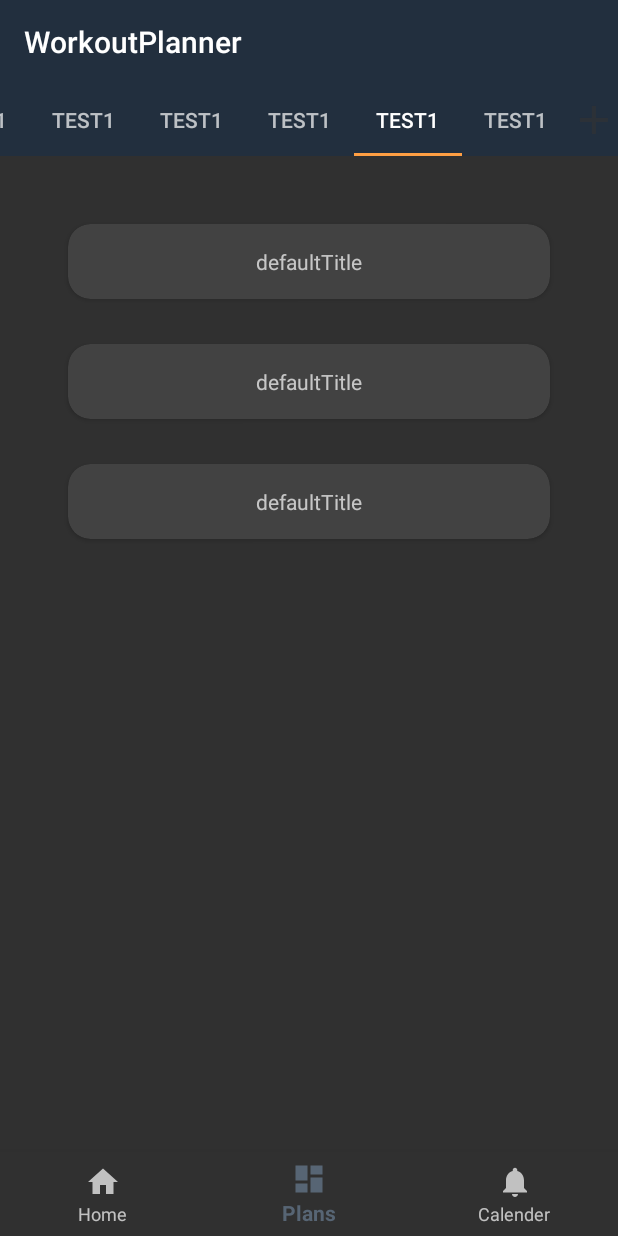
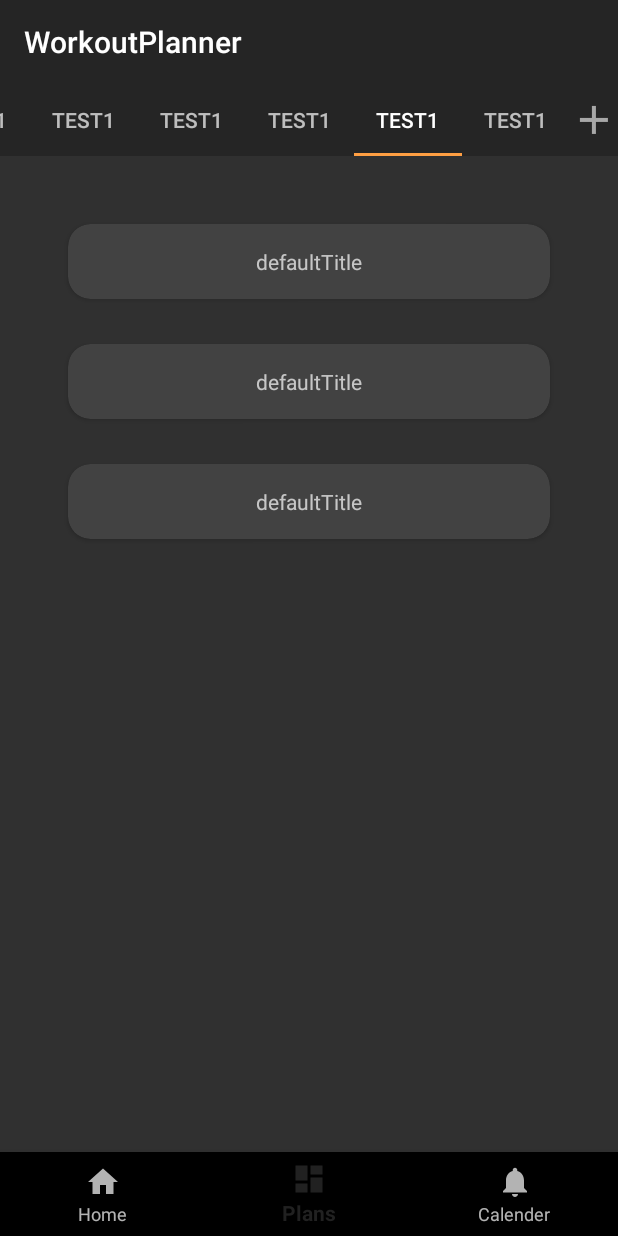
Before and after one commit to Dezaos/AndroidWorkoutPlanner, an Android app: the screen it shows after launch (MainActivity), tab 2 chosen, on a phone screen of 412 x 824 dp. Run offline under Robolectric (Android 15) with nearby library versions, the phone set to English and light mode, and no system bars.

Commit message:
Changed theme properties

```diff
--- a/app/src/main/AndroidManifest.xml
+++ b/app/src/main/AndroidManifest.xml
@@ -8,10 +8,11 @@
         android:label="@string/app_name"
         android:roundIcon="@mipmap/ic_launcher_round"
         android:supportsRtl="true"
-        android:theme="@style/AppTheme">
+        android:theme="@style/Theme.AppTheme.WorkoutPlannerTheme">
         <activity
             android:name=".MainActivity"
-            android:label="@string/app_name">
+            android:label="@string/app_name"
+            android:theme="@style/Theme.AppTheme.WorkoutPlannerTheme">
             <intent-filter>
                 <action android:name="android.intent.action.MAIN" />
 
--- a/app/src/main/res/layout/activity_main.xml
+++ b/app/src/main/res/layout/activity_main.xml
@@ -11,8 +11,8 @@
         android:id="@+id/toolbar"
         android:layout_width="match_parent"
         android:layout_height="wrap_content"
-        android:background="@color/colorPrimaryDark"
-        app:layout_constraintTop_toTopOf="parent"/>
+        app:layout_constraintTop_toTopOf="parent"
+        android:background="@color/topColor"/>
 
     <FrameLayout
         android:id="@+id/mainFrame"
@@ -29,7 +29,6 @@
         android:layout_height="wrap_content"
         android:layout_marginEnd="0dp"
         android:layout_marginStart="0dp"
-        android:background="?android:attr/windowBackground"
         app:layout_constraintBottom_toBottomOf="parent"
         app:layout_constraintLeft_toLeftOf="parent"
         app:layout_constraintRight_toRightOf="parent"
--- a/app/src/main/res/layout/fragment_workoutplans.xml
+++ b/app/src/main/res/layout/fragment_workoutplans.xml
@@ -11,7 +11,7 @@
         android:orientation="horizontal"
         android:layoutDirection="rtl"
         android:gravity="center_vertical"
-        android:background="@color/colorPrimaryDark"
+        android:background="@color/topColor"
         >
 
         <ImageButton
@@ -19,6 +19,7 @@
             android:layout_width="wrap_content"
             android:layout_height="wrap_content"
             android:background="@drawable/add"
+            android:backgroundTint="#fff"
             />
 
         <android.support.design.widget.TabLayout
--- a/app/src/main/res/values/colors.xml
+++ b/app/src/main/res/values/colors.xml
@@ -1,18 +1,6 @@
 <?xml version="1.0" encoding="utf-8"?>
 <resources>
-    <color name="colorPrimary">#576574</color>
-    <color name="colorPrimaryDark">#222f3e</color>
     <color name="colorAccent">#ff9f43</color>
-    <color name="textColor">#ffffff</color>
-    <color name="colorBackground">#576574</color>
-    <color name="navigationBarColor">#000000</color>
-    <color name="statusBarColor">#2c2c2c</color>
-    <color name="textColorPrimaryInverse">#000000</color>
-    <color name="textColorSecondary">#FFFFFF</color>
-    <color name="textColorSecondaryInverse">#000000</color>
-    <color name="windowBackground">#000000</color>
-    <color name="colorForeground">#000000</color>
-
-
+    <color name="topColor">#252525</color>
 
 </resources>
```
Also changed, not shown: app/src/main/res/values-v21/styles.xml (deleted, +0 -17 lines), app/src/main/res/values/styles.xml (+1 -18 lines).
